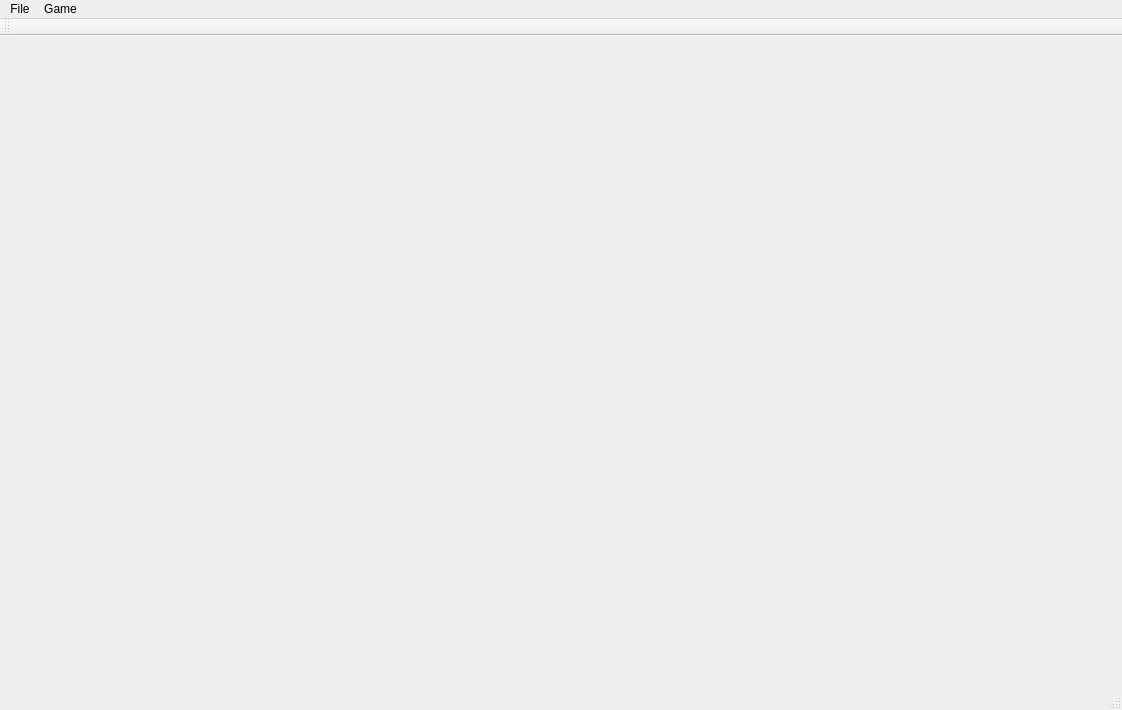
Qt form mainwindow.ui (ORBAT/epidemic) before a commit.
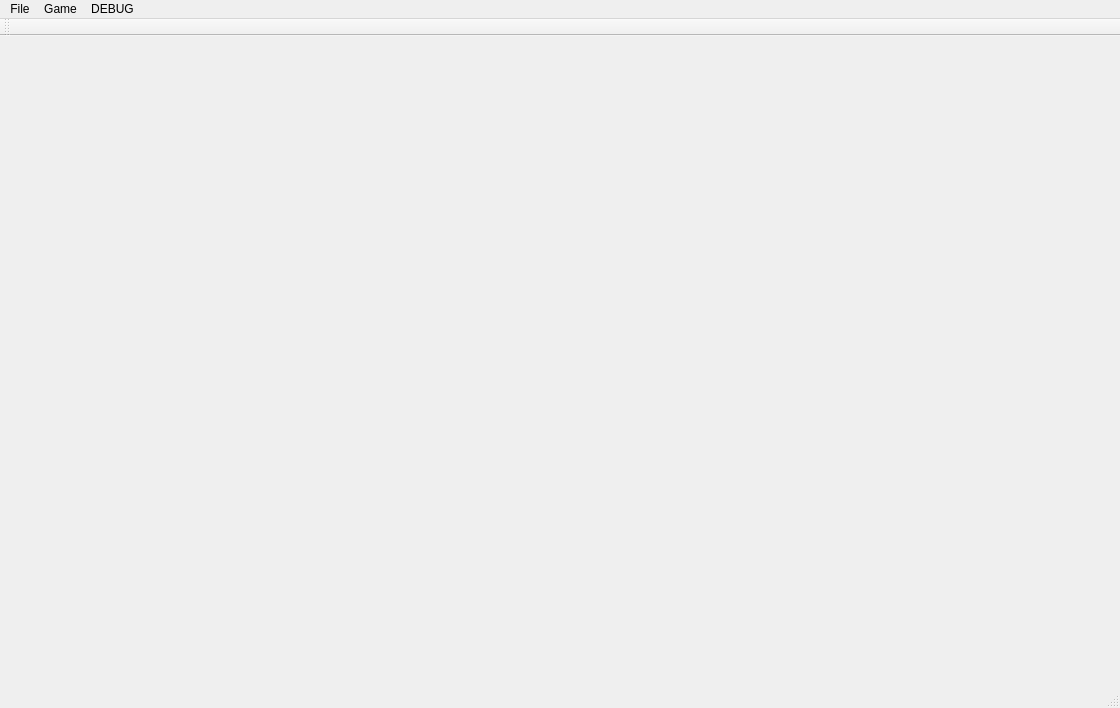
The same form after that commit.

```diff
--- a/mainwindow.ui
+++ b/mainwindow.ui
@@ -6,8 +6,8 @@
    <rect>
     <x>0</x>
     <y>0</y>
-    <width>1122</width>
-    <height>710</height>
+    <width>1120</width>
+    <height>708</height>
    </rect>
   </property>
   <property name="windowTitle">
@@ -19,7 +19,7 @@
     <rect>
      <x>0</x>
      <y>0</y>
-     <width>1122</width>
+     <width>1120</width>
      <height>21</height>
     </rect>
    </property>
@@ -36,8 +36,15 @@
     <addaction name="actionStart"/>
     <addaction name="actionPause"/>
    </widget>
+   <widget class="QMenu" name="menuDEBUG">
+    <property name="title">
+     <string>DEBUG</string>
+    </property>
+    <addaction name="actionInfect_city_Derp"/>
+   </widget>
    <addaction name="menuFile"/>
    <addaction name="menuGame"/>
+   <addaction name="menuDEBUG"/>
   </widget>
   <widget class="QToolBar" name="mainToolBar">
    <attribute name="toolBarArea">
```
Left out of the diff: 5 changed lines with no effect on the pictures.
